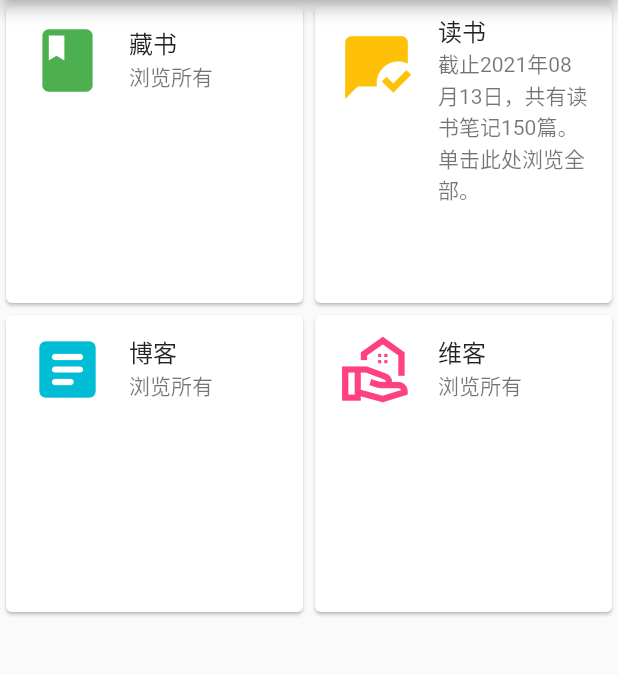
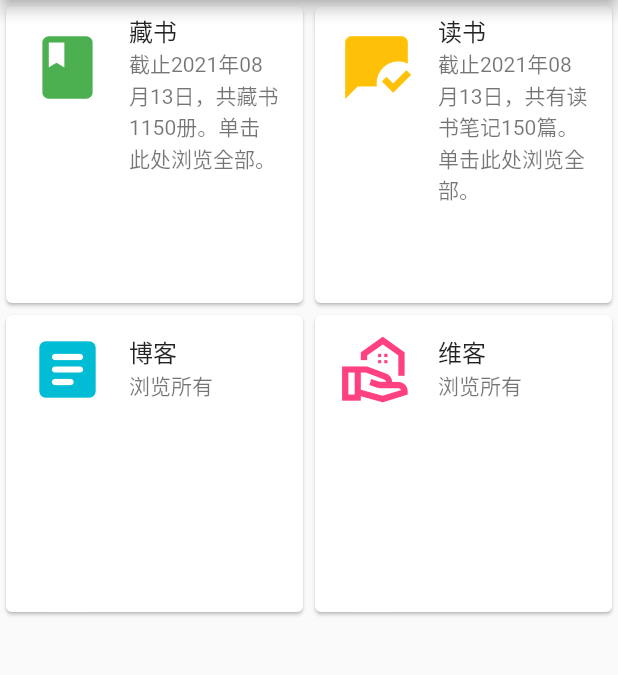
Before and after one commit to taylorren/rsywx.flutter, a Flutter app: the screen it shows after launch, on a phone screen of 412 x 824 dp, the part 84-759 px from its top. Run offline on Flutter 3.47's test engine with Material 2 defaults, Android fonts, the phone set to English and light mode, and no system bars.

Commit message:
Some test

```diff
--- a/lib/main.dart
+++ b/lib/main.dart
@@ -124,7 +124,7 @@ class _MyHomePageState extends State<MyHomePage> {
               size: 50,
             ),
             title: Text('藏书'),
-            subtitle: Text('浏览所有'),
+            subtitle: Text('截止2021年08月13日，共藏书1150册。单击此处浏览全部。'),
           )
         ],
       ),
```
Also changed, not shown: 1 other file.
